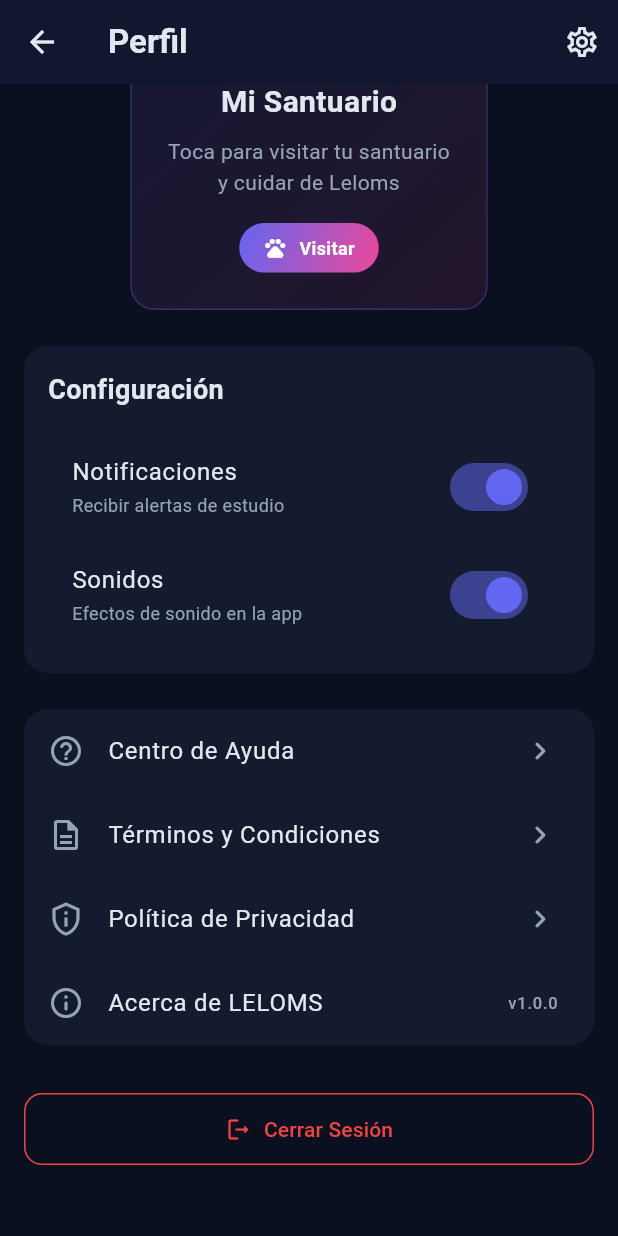
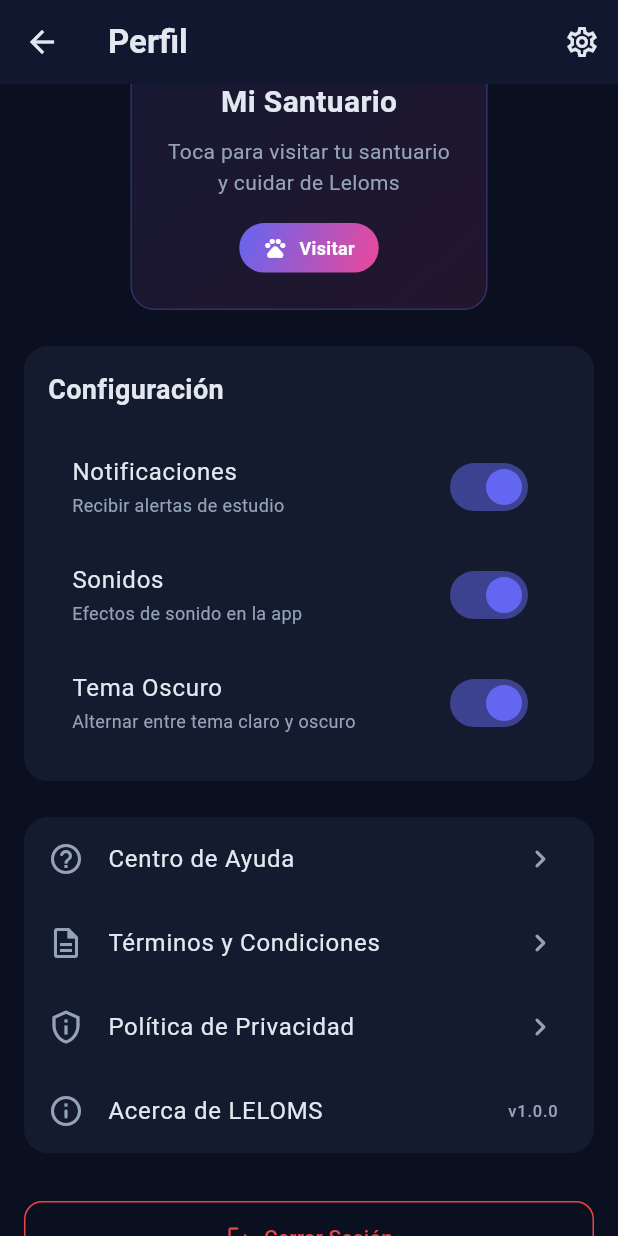
Before and after one commit to leloms472-source/Leloms_app, a Flutter app: the ProfilePage screen opened directly, scrolled down 966 dp, on a phone screen of 412 x 824 dp. Run offline on Flutter 3.47's test engine with Material 3 defaults, Android fonts, the phone set to English and light mode, and no system bars; our stand-ins replace cloud_firestore, firebase_auth, firebase_core, firebase_messaging, fl_chart, flutter_local_notifications and 3 more; accounts and stored records are empty.

Commit message:
feat: integrate theme toggle, onboarding flow, settings theme switch

```diff
--- a/lib/features/profile/profile_page.dart
+++ b/lib/features/profile/profile_page.dart
@@ -3,6 +3,7 @@ import 'package:provider/provider.dart';
 import '../../core/theme/app_colors.dart';
 import '../../providers/user_provider.dart';
 import '../../providers/achievement_provider.dart';
+import '../../providers/theme_provider.dart';
 import '../sanctuary/sanctuary_page.dart';
 
 class ProfilePage extends StatefulWidget {
@@ -295,6 +296,13 @@ class _ProfilePageState extends State<ProfilePage> {
           activeThumbColor: AppColors.primary,
           onChanged: (v) => setState(() => _soundEnabled = v),
         ),
+        SwitchListTile(
+          title: const Text('Tema Oscuro', style: TextStyle(color: AppColors.lightText)),
+          subtitle: const Text('Alternar entre tema claro y oscuro', style: TextStyle(color: AppColors.secondaryText, fontSize: 12)),
+          value: context.watch<ThemeProvider>().isDark,
+          activeThumbColor: AppColors.primary,
+          onChanged: (_) => context.read<ThemeProvider>().toggle(),
+        ),
       ]),
     );
   }
```
Also changed, not shown: lib/features/auth/splash_page.dart (+21 -0 lines), lib/main.dart (+25 -23 lines).
